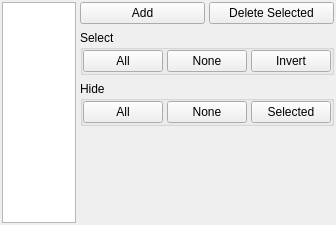
The window that branches/regui/src/gui/glyphs.ui (trisyoungs/aten) describes before a commit, drawn with Qt 5.
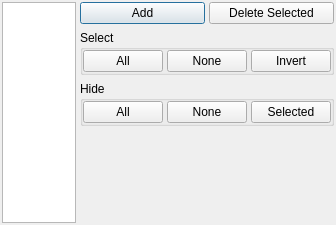
The same window after the commit.

```diff
--- a/branches/regui/src/gui/glyphs.ui
+++ b/branches/regui/src/gui/glyphs.ui
@@ -1,6 +1,6 @@
 <ui version="4.0" >
- <class>GlyphsWidget</class>
- <widget class="QWidget" name="GlyphsWidget" >
+ <class>GlyphsDialog</class>
+ <widget class="QDialog" name="GlyphsDialog" >
   <property name="geometry" >
    <rect>
     <x>0</x>
```
